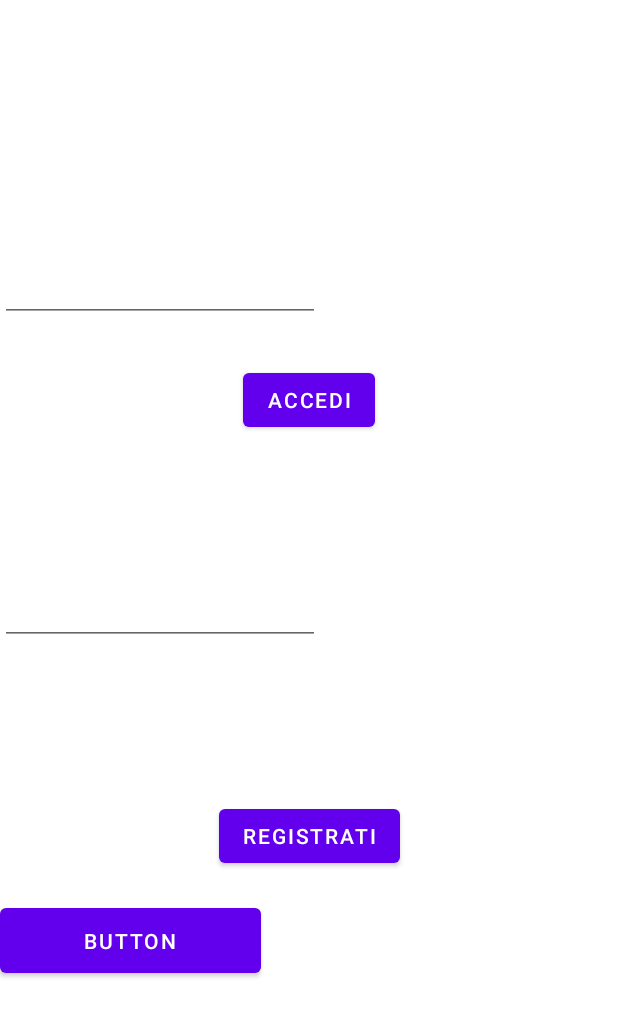
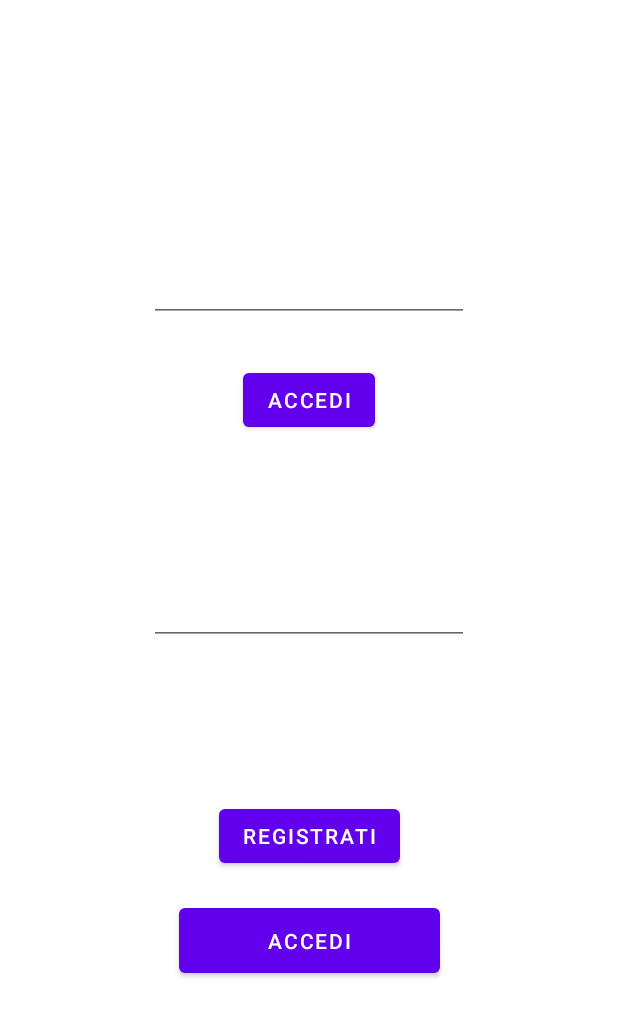
Before and after one commit to dqvid3/Nome_Progetto, an Android app: the fragment LoginFragment placed in its activity, on a phone screen of 412 x 824 dp. Shown: the top 1017 px of the screen. Run offline under Robolectric (Android 15) with nearby library versions, the light colour scheme and no system bars.

Commit message:
RegisterFragment

```diff
--- a/app/src/main/java/com/progetto/nomeprogetto/Fragments/LoginFragment.kt
+++ b/app/src/main/java/com/progetto/nomeprogetto/Fragments/LoginFragment.kt
@@ -1,18 +1,29 @@
 package com.progetto.nomeprogetto.Fragments
 
+import android.content.Intent
 import android.os.Bundle
 import androidx.fragment.app.Fragment
 import android.view.LayoutInflater
 import android.view.View
 import android.view.ViewGroup
+import com.progetto.nomeprogetto.HomeActivity
 import com.progetto.nomeprogetto.R
+import com.progetto.nomeprogetto.databinding.FragmentLoginBinding
 
 class LoginFragment : Fragment() {
 
+    private lateinit var binding: FragmentLoginBinding
     override fun onCreateView(
         inflater: LayoutInflater, container: ViewGroup?,
         savedInstanceState: Bundle?
     ): View? {
-        return inflater.inflate(R.layout.fragment_login, container, false)
+        binding = FragmentLoginBinding.inflate(inflater)
+
+        binding.loginButton.setOnClickListener{
+            val i = Intent(requireContext(),HomeActivity::class.java)
+            startActivity(i)
+        }
+
+        return binding.root
     }
 }
--- a/app/src/main/java/com/progetto/nomeprogetto/SplashScreenActivity.kt
+++ b/app/src/main/java/com/progetto/nomeprogetto/SplashScreenActivity.kt
@@ -19,7 +19,7 @@ class SplashScreenActivity : AppCompatActivity() {
         setContentView(binding.root)
 
         Handler(Looper.getMainLooper()).postDelayed(Runnable {
-            val i = Intent(this@SplashScreenActivity, HomeActivity::class.java)
+            val i = Intent(this@SplashScreenActivity, LoginRegisterActivity::class.java)
             startActivity(i)
             finish()
         }, 1500)
--- a/app/src/main/res/layout/fragment_login.xml
+++ b/app/src/main/res/layout/fragment_login.xml
@@ -7,16 +7,16 @@
     android:layout_height="match_parent"
     tools:context=".Fragments.LoginFragment">
 
-    <!-- TODO: Update blank fragment layout -->
-
     <Button
-        android:id="@+id/button2"
+        android:id="@+id/loginButton"
         android:layout_width="174dp"
         android:layout_height="55dp"
-        android:text="Button"
+        android:text="Accedi"
         app:layout_constraintBottom_toBottomOf="parent"
-        app:layout_constraintTop_toBottomOf="@+id/editTextTextPassword"
-        tools:layout_editor_absoluteX="150dp" />
+        app:layout_constraintEnd_toEndOf="parent"
+        app:layout_constraintHorizontal_bias="0.5"
+        app:layout_constraintStart_toStartOf="parent"
+        app:layout_constraintTop_toBottomOf="@+id/editTextTextPassword" />
 
     <EditText
         android:id="@+id/editTextTextEmailAddress"
@@ -25,8 +25,10 @@
         android:ems="10"
         android:inputType="textEmailAddress"
         app:layout_constraintBottom_toTopOf="@+id/editTextTextPassword"
-        app:layout_constraintTop_toTopOf="parent"
-        tools:layout_editor_absoluteX="132dp" />
+        app:layout_constraintEnd_toEndOf="parent"
+        app:layout_constraintHorizontal_bias="0.5"
+        app:layout_constraintStart_toStartOf="parent"
+        app:layout_constraintTop_toTopOf="parent" />
 
     <EditText
         android:id="@+id/editTextTextPassword"
@@ -34,8 +36,10 @@
         android:layout_height="wrap_content"
         android:ems="10"
         android:inputType="textPassword"
-        app:layout_constraintBottom_toTopOf="@+id/button2"
-        app:layout_constraintTop_toBottomOf="@+id/editTextTextEmailAddress"
-        tools:layout_editor_absoluteX="132dp" />
+        app:layout_constraintBottom_toTopOf="@+id/loginButton"
+        app:layout_constraintEnd_toEndOf="parent"
+        app:layout_constraintHorizontal_bias="0.5"
+        app:layout_constraintStart_toStartOf="parent"
+        app:layout_constraintTop_toBottomOf="@+id/editTextTextEmailAddress" />
 
 </androidx.constraintlayout.widget.ConstraintLayout>
--- /dev/null
+++ b/app/src/main/res/layout/fragment_register.xml
@@ -0,0 +1,6 @@
+<?xml version="1.0" encoding="utf-8"?>
+<FrameLayout xmlns:android="http://schemas.android.com/apk/res/android"
+    xmlns:tools="http://schemas.android.com/tools"
+    android:layout_width="match_parent"
+    android:layout_height="match_parent"
+    tools:context=".Fragments.RegisterFragment"/>
```
Also changed, not shown: app/src/main/java/com/progetto/nomeprogetto/Fragments/RegisterFragment.kt (added, +20 -0 lines), app/src/main/java/com/progetto/nomeprogetto/LoginRegisterActivity.kt (+11 -10 lines), app/src/main/res/layout/activity_home.xml (+4 -3 lines).
